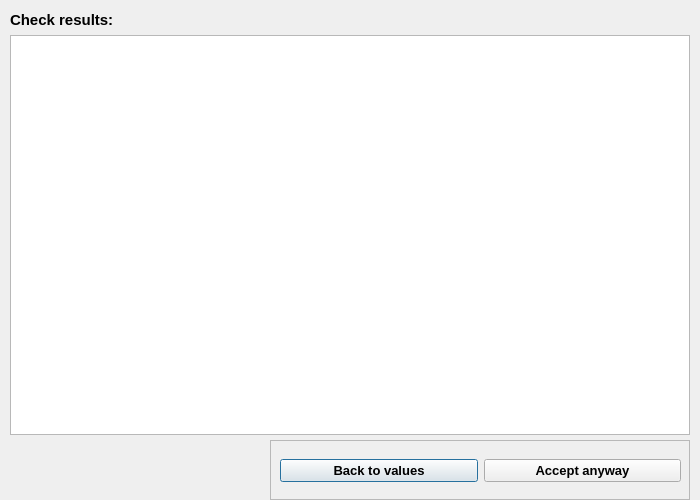
Qt form wg/chktext.ui (vlagyivosztok/FCMacro) before a commit.
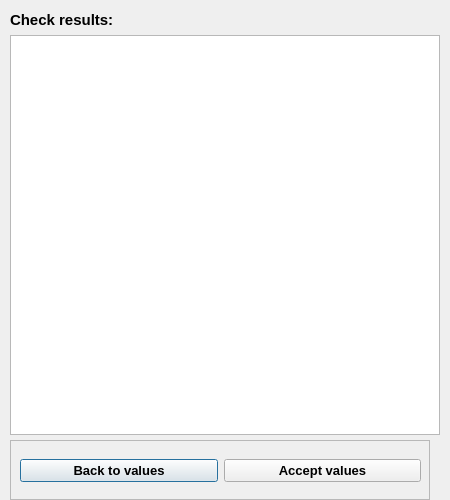
The same form after that commit.

The edit to the form file:
```diff
--- a/wg/chktext.ui
+++ b/wg/chktext.ui
@@ -12,7 +12,7 @@
    <rect>
     <x>0</x>
     <y>0</y>
-    <width>700</width>
+    <width>450</width>
     <height>500</height>
    </rect>
   </property>
@@ -24,13 +24,13 @@
   </property>
   <property name="minimumSize">
    <size>
-    <width>700</width>
+    <width>450</width>
     <height>500</height>
    </size>
   </property>
   <property name="maximumSize">
    <size>
-    <width>700</width>
+    <width>450</width>
     <height>500</height>
    </size>
   </property>
@@ -45,19 +45,19 @@
     <rect>
      <x>10</x>
      <y>35</y>
-     <width>680</width>
+     <width>430</width>
      <height>400</height>
     </rect>
    </property>
    <property name="minimumSize">
     <size>
-     <width>680</width>
+     <width>430</width>
      <height>400</height>
     </size>
    </property>
    <property name="maximumSize">
     <size>
-     <width>680</width>
+     <width>430</width>
      <height>400</height>
     </size>
    </property>
@@ -95,7 +95,7 @@
   <widget class="QFrame" name="frame">
    <property name="geometry">
     <rect>
-     <x>270</x>
+     <x>10</x>
      <y>440</y>
      <width>420</width>
      <height>60</height>
@@ -141,7 +141,7 @@
         </font>
        </property>
        <property name="text">
-        <string>Accept anyway</string>
+        <string>Accept values</string>
        </property>
       </widget>
      </item>
```
